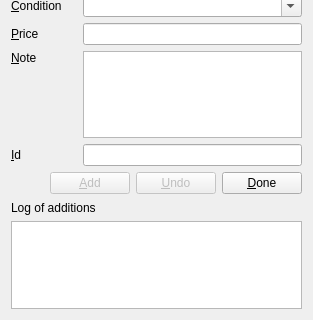
This is src/addnewitemdialog.ui in RoskildeSkiklub/ssfh as Qt 5 draws it before an edit; both pictures show x 0 to 313 and y 184 to 504 of the 313 by 504 pixel window. The edited form follows.
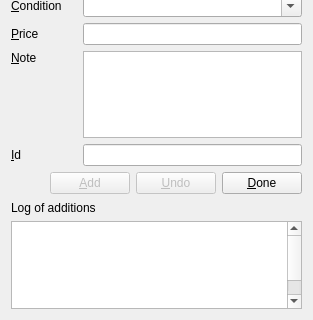
This is the edited form.

Commit message: Don't translate HTML tags, fixed some missing translations

Patch:
```diff
--- a/src/addnewitemdialog.ui
+++ b/src/addnewitemdialog.ui
@@ -231,19 +231,21 @@
       <bool>true</bool>
      </property>
      <property name="html">
-      <string>&lt;!DOCTYPE HTML PUBLIC &quot;-//W3C//DTD HTML 4.0//EN&quot; &quot;http://www.w3.org/TR/REC-html40/strict.dtd&quot;&gt;
+      <string notr="true">&lt;!DOCTYPE HTML PUBLIC &quot;-//W3C//DTD HTML 4.0//EN&quot; &quot;http://www.w3.org/TR/REC-html40/strict.dtd&quot;&gt;
 &lt;html&gt;&lt;head&gt;&lt;meta name=&quot;qrichtext&quot; content=&quot;1&quot; /&gt;&lt;style type=&quot;text/css&quot;&gt;
 p, li { white-space: pre-wrap; }
-&lt;/style&gt;&lt;/head&gt;&lt;body style=&quot; font-family:'Sans Serif'; font-size:7pt; font-weight:400; font-style:normal;&quot;&gt;
+&lt;/style&gt;&lt;/head&gt;&lt;body style=&quot; font-family:'Ubuntu'; font-size:9pt; font-weight:400; font-style:normal;&quot;&gt;
 &lt;table border=&quot;0&quot; style=&quot;-qt-table-type: root; margin-top:4px; margin-bottom:4px; margin-left:4px; margin-right:4px;&quot;&gt;
 &lt;tr&gt;
 &lt;td style=&quot;border: none;&quot;&gt;
 &lt;p style=&quot;-qt-paragraph-type:empty; margin-top:0px; margin-bottom:0px; margin-left:0px; margin-right:0px; -qt-block-indent:0; text-indent:0px;&quot;&gt;&lt;/p&gt;
-&lt;p style=&quot;-qt-paragraph-type:empty; margin-top:0px; margin-bottom:0px; margin-left:0px; margin-right:0px; -qt-block-indent:0; text-indent:0px;&quot;&gt;&lt;/p&gt;
-&lt;p style=&quot;-qt-paragraph-type:empty; margin-top:0px; margin-bottom:0px; margin-left:0px; margin-right:0px; -qt-block-indent:0; text-indent:0px;&quot;&gt;&lt;/p&gt;
-&lt;p style=&quot;-qt-paragraph-type:empty; margin-top:0px; margin-bottom:0px; margin-left:0px; margin-right:0px; -qt-block-indent:0; text-indent:0px;&quot;&gt;&lt;/p&gt;
-&lt;p style=&quot;-qt-paragraph-type:empty; margin-top:0px; margin-bottom:0px; margin-left:0px; margin-right:0px; -qt-block-indent:0; text-indent:0px;&quot;&gt;&lt;/p&gt;
-&lt;p style=&quot;-qt-paragraph-type:empty; margin-top:0px; margin-bottom:0px; margin-left:0px; margin-right:0px; -qt-block-indent:0; text-indent:0px;&quot;&gt;&lt;/p&gt;&lt;/td&gt;&lt;/tr&gt;&lt;/table&gt;&lt;/body&gt;&lt;/html&gt;</string>
+&lt;p style=&quot;-qt-paragraph-type:empty; margin-top:0px; margin-bottom:0px; margin-left:0px; margin-right:0px; -qt-block-indent:0; text-indent:0px; font-family:'Sans Serif'; font-size:7pt;&quot;&gt;&lt;/p&gt;
+&lt;p style=&quot;-qt-paragraph-type:empty; margin-top:0px; margin-bottom:0px; margin-left:0px; margin-right:0px; -qt-block-indent:0; text-indent:0px; font-family:'Sans Serif'; font-size:7pt;&quot;&gt;&lt;/p&gt;
+&lt;p style=&quot;-qt-paragraph-type:empty; margin-top:0px; margin-bottom:0px; margin-left:0px; margin-right:0px; -qt-block-indent:0; text-indent:0px; font-family:'Sans Serif'; font-size:7pt;&quot;&gt;&lt;/p&gt;
+&lt;p style=&quot;-qt-paragraph-type:empty; margin-top:0px; margin-bottom:0px; margin-left:0px; margin-right:0px; -qt-block-indent:0; text-indent:0px; font-family:'Sans Serif'; font-size:7pt;&quot;&gt;&lt;/p&gt;
+&lt;p style=&quot;-qt-paragraph-type:empty; margin-top:0px; margin-bottom:0px; margin-left:0px; margin-right:0px; -qt-block-indent:0; text-indent:0px; font-family:'Sans Serif'; font-size:7pt;&quot;&gt;&lt;/p&gt;
+&lt;p style=&quot;-qt-paragraph-type:empty; margin-top:0px; margin-bottom:0px; margin-left:0px; margin-right:0px; -qt-block-indent:0; text-indent:0px; font-family:'Sans Serif'; font-size:7pt;&quot;&gt;&lt;/p&gt;
+&lt;p style=&quot;-qt-paragraph-type:empty; margin-top:0px; margin-bottom:0px; margin-left:0px; margin-right:0px; -qt-block-indent:0; text-indent:0px; font-family:'Sans Serif'; font-size:7pt;&quot;&gt;&lt;/p&gt;&lt;/td&gt;&lt;/tr&gt;&lt;/table&gt;&lt;/body&gt;&lt;/html&gt;</string>
      </property>
     </widget>
    </item>
```
The commit also changes 1 other file.
